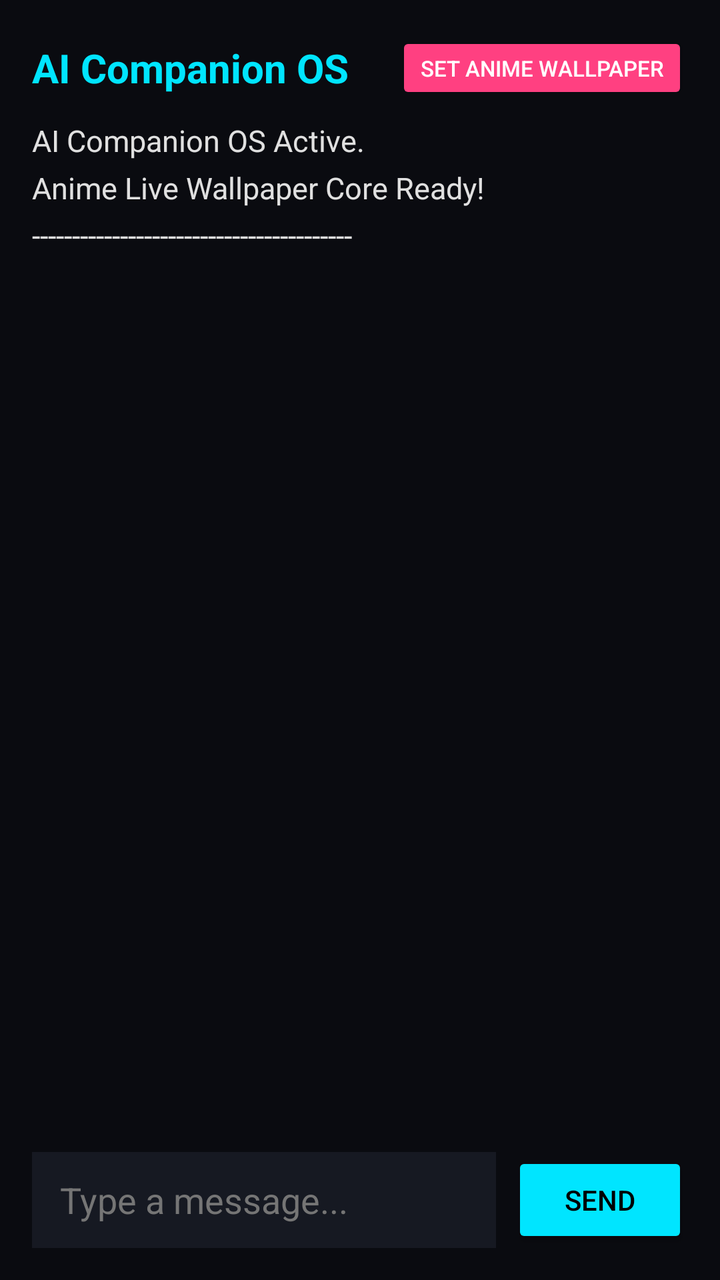
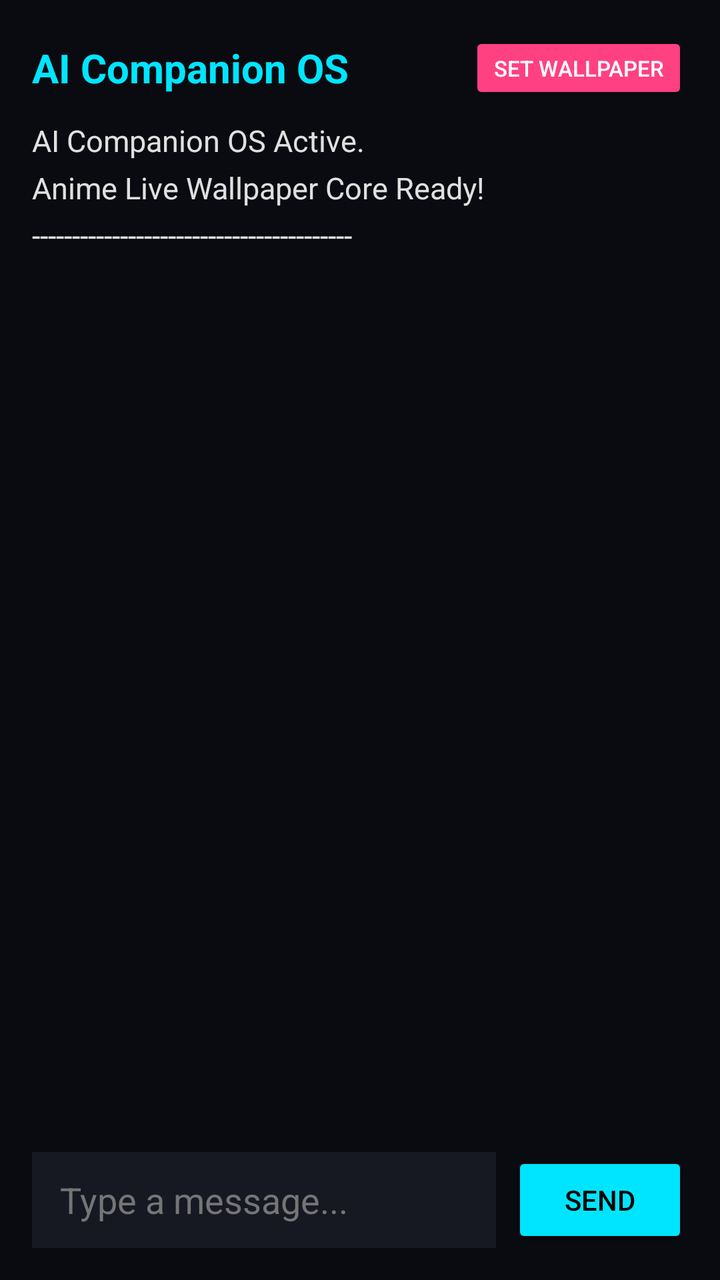

The first picture is an Android layout as it rendered before a commit; the second is the same layout after the commit. The layout source and the unified diff follow.
<!-- AndroidManifest.xml: application theme Theme.AICompanion -->
<!-- res/layout/activity_main.xml -->
<?xml version="1.0" encoding="utf-8"?>
<LinearLayout xmlns:android="http://schemas.android.com/apk/res/android"
    android:layout_width="match_parent"
    android:layout_height="match_parent"
    android:orientation="vertical"
    android:background="#0A0B10"
    android:padding="16dp">

    
    <LinearLayout
        android:layout_width="match_parent"
        android:layout_height="wrap_content"
        android:orientation="horizontal"
        android:gravity="center_vertical"
        android:layout_marginBottom="8dp">

        <TextView
            android:layout_width="0dp"
            android:layout_height="wrap_content"
            android:layout_weight="1"
            android:text="AI Companion OS"
            android:textColor="#00E5FF"
            android:textSize="20sp"
            android:textStyle="bold" />

        <Button
            android:id="@+id/btnWallpaper"
            android:layout_width="wrap_content"
            android:layout_height="36dp"
            android:text="Set Anime Wallpaper"
            android:textSize="11sp"
            android:backgroundTint="#FF4081"
            android:textColor="#FFFFFF" />
    </LinearLayout>

    
    <ScrollView
        android:id="@+id/chatScroll"
        android:layout_width="match_parent"
        android:layout_height="0dp"
        android:layout_weight="1"
        android:fillViewport="true">

        <TextView
            android:id="@+id/chatDisplay"
            android:layout_width="match_parent"
            android:layout_height="wrap_content"
            android:textColor="#E0E0E0"
            android:textSize="15sp"
            android:lineSpacingExtra="6dp"
            android:text="AI Companion OS Active.\nAnime Live Wallpaper Core Ready!\n----------------------------------------\n\n" />
    </ScrollView>

    
    <LinearLayout
        android:layout_width="match_parent"
        android:layout_height="wrap_content"
        android:orientation="horizontal"
        android:gravity="center_vertical"
        android:layout_marginTop="8dp">

        <EditText
            android:id="@+id/messageInput"
            android:layout_width="0dp"
            android:layout_height="48dp"
            android:layout_weight="1"
            android:background="#161922"
            android:hint="Type a message..."
            android:textColorHint="#757575"
            android:textColor="#FFFFFF"
            android:paddingHorizontal="14dp" />

        <Button
            android:id="@+id/sendButton"
            android:layout_width="wrap_content"
            android:layout_height="48dp"
            android:text="Send"
            android:layout_marginStart="8dp"
            android:backgroundTint="#00E5FF"
            android:textColor="#000000" />
    </LinearLayout>

</LinearLayout>
<!-- resources referenced by this layout -->
<resources>
  <style name="Theme.AICompanion" parent="Theme.AppCompat.Light.NoActionBar">
          <item name="android:statusBarColor">#0C0C14</item>
      </style>
</resources>

<!-- the commit's change to res/layout/activity_main.xml (unified diff, before → after) -->
@@ -27,7 +27,7 @@
             android:id="@+id/btnWallpaper"
             android:layout_width="wrap_content"
             android:layout_height="36dp"
-            android:text="Set Anime Wallpaper"
+            android:text="Set Wallpaper"
             android:textSize="11sp"
             android:backgroundTint="#FF4081"
             android:textColor="#FFFFFF" />
@@ -68,7 +68,8 @@
             android:hint="Type a message..."
             android:textColorHint="#757575"
             android:textColor="#FFFFFF"
-            android:paddingHorizontal="14dp" />
+            android:paddingLeft="14dp"
+            android:paddingRight="14dp" />
 
         <Button
             android:id="@+id/sendButton"
